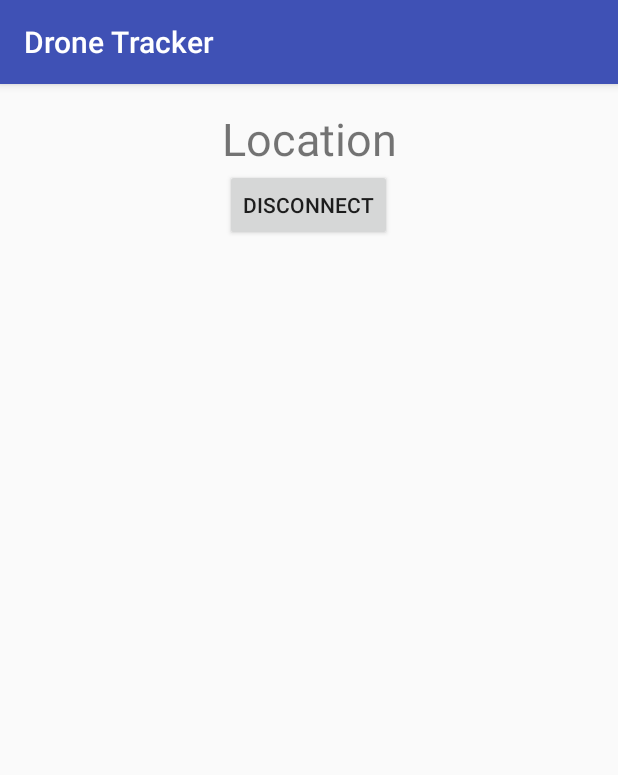
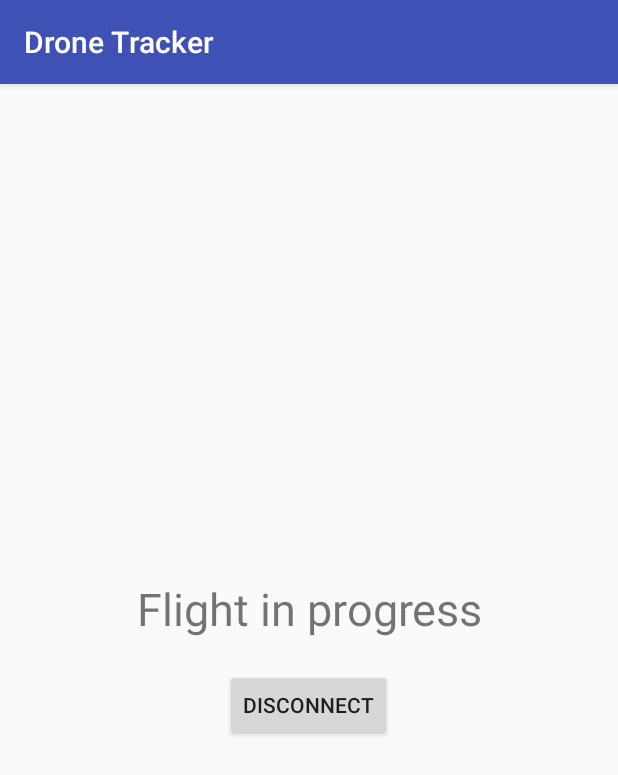
Before and after one commit to stephentuso/dont-crash-my-drone, an Android app: the InFlightActivity screen opened directly, with no data from a screen before it, on a phone screen of 412 x 824 dp. Shown: the top 775 px of the screen. Run offline under Robolectric (Android 15) with nearby library versions, the light colour scheme and no system bars; libraries missing offline, so code that uses them is left out: com.o3dr.android, com.o3dr.services; 1 statement that could not run was skipped.

Commit message:
final changes

```diff
--- a/app/src/main/java/com/dontcrashmydrone/dontcrashmydrone/ui/InFlightActivity.java
+++ b/app/src/main/java/com/dontcrashmydrone/dontcrashmydrone/ui/InFlightActivity.java
@@ -1,5 +1,6 @@
 package com.dontcrashmydrone.dontcrashmydrone.ui;
 
+import android.os.Vibrator;
 import android.support.v7.app.AppCompatActivity;
 import android.os.Bundle;
 import android.view.View;
@@ -56,23 +57,6 @@ public class InFlightActivity extends AppCompatActivity {
 
         textLocation = (TextView) findViewById(R.id.text_location);
 
-        //This will be removed, just for dev purposes
-        new Timer().scheduleAtFixedRate(new TimerTask() {
-            @Override
-            public void run() {
-                final LatLong location = droneHelper.getLocation();
-                if (location != null) {
-                    runOnUiThread(new Runnable() {
-                        @Override
-                        public void run() {
-                            textLocation.setText(location.getLatitude() + ", " + location.getLatitude());
-                        }
-                    });
-                }
-
-            }
-        }, 0, 1000);
-
     }
 
     @Override
--- a/app/src/main/res/layout/activity_in_flight.xml
+++ b/app/src/main/res/layout/activity_in_flight.xml
@@ -9,15 +9,17 @@
     android:paddingRight="@dimen/activity_horizontal_margin"
     android:paddingTop="@dimen/activity_vertical_margin"
     android:orientation="vertical"
-    tools:context="com.dontcrashmydrone.dontcrashmydrone.ui.InFlightActivity">
+    tools:context="com.dontcrashmydrone.dontcrashmydrone.ui.InFlightActivity"
+    android:gravity="center">
 
     <TextView
         android:id="@+id/text_location"
         android:layout_width="match_parent"
         android:layout_height="wrap_content"
         android:textSize="30sp"
-        android:text="Location"
-        android:gravity="center"/>
+        android:text="Flight in progress"
+        android:gravity="center"
+        android:paddingBottom="20dp"/>
 
     <Button
         android:id="@+id/button_disconnect"
--- a/app/src/main/res/layout/activity_main.xml
+++ b/app/src/main/res/layout/activity_main.xml
@@ -32,5 +32,7 @@
         android:layout_alignParentLeft="true"
         android:layout_alignParentStart="true"
         android:hint="Enter your name to begin"
-        android:maxLength="30"/>
+        android:maxLength="30"
+        android:textColor="#fff"
+        android:textColorHint="#eee"/>
 </RelativeLayout>
```
Also changed, not shown: app/src/main/java/com/dontcrashmydrone/dontcrashmydrone/LocationCheckingService.java (+15 -5 lines).
